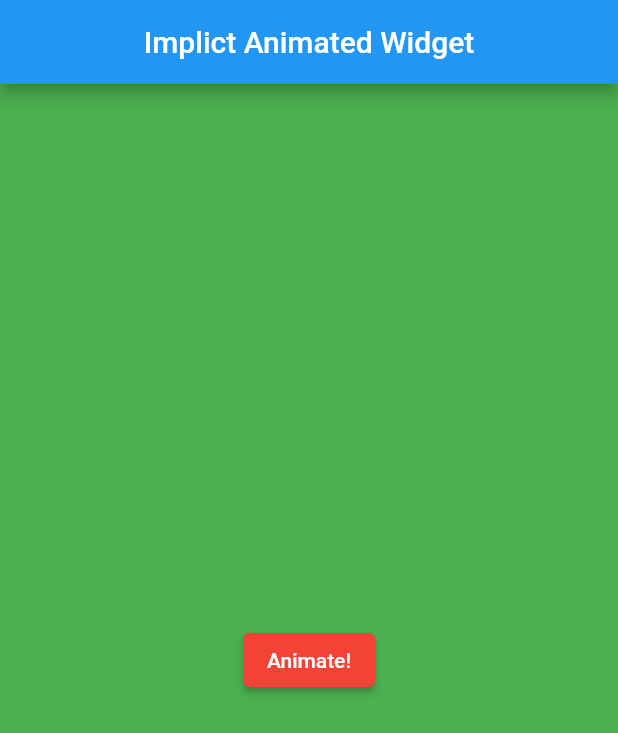
After one commit to ak19992017/mysample, a Flutter app: the MyImplictAnimatedWidget screen opened directly, after a tap on "Animate!", on a phone screen of 412 x 824 dp. The commit adds this screen. Shown: the top 733 px of the screen. Run offline on Flutter 3.47's test engine with Material 2 defaults, Android fonts, the phone set to English and light mode, and no system bars.

Commit message:
animation

```diff
--- a/lib/main.dart
+++ b/lib/main.dart
@@ -1,10 +1,14 @@
 import 'package:flutter/material.dart';
+import 'package:mysample/widgets/basic_animation/basic_animation.dart';
 import 'package:mysample/widgets/bottom_navigation_bar/bottom_navigation_bar.dart';
 import 'package:mysample/widgets/drawer/drawer.dart';
 import 'package:mysample/widgets/floating_action_button/floating_action_button.dart';
 import 'package:mysample/widgets/gradient/gradient.dart';
+import 'package:mysample/widgets/implict_animation_widget/implict_animation_widget.dart';
 import 'package:mysample/widgets/navigation_rail/navigation_rail.dart';
+import 'package:mysample/widgets/staggered_animation/staggered_animation.dart';
 import 'package:mysample/widgets/stopwatch/stopwatch.dart';
+import 'package:mysample/widgets/tween_chaining/tween_chaining.dart';
 
 void main() => runApp(const MyApp());
 
@@ -30,8 +34,18 @@ class MyApp extends StatelessWidget {
                   title: 'Naviagtion Rail', widget: MyNavigationRail()),
               ButtonAndWidget(title: 'Drawer', widget: MyDrawer()),
               ButtonAndWidget(title: 'Gradient', widget: MyGradient()),
-              ButtonAndWidget(title: 'StopWatch', widget: MyStopWatch()),
+              ButtonAndWidget(title: '🔥StopWatch🔥', widget: MyStopWatch()),
               ButtonAndWidget(title: 'FAB', widget: MyFloatingActionButton()),
+              ButtonAndWidget(
+                  title: '1.Basic Animation', widget: MyBasicAnimation()),
+              ButtonAndWidget(
+                  title: '2.Implict Animation Widget',
+                  widget: MyImplictAnimatedWidget()),
+              ButtonAndWidget(
+                  title: '3.Staggered Animation',
+                  widget: MyStaggeredAnimation()),
+              ButtonAndWidget(
+                  title: '4.Tween chaining', widget: MyTweenChaining())
             ],
           ),
         ),
--- /dev/null
+++ b/lib/widgets/implict_animation_widget/implict_animation_widget.dart
@@ -0,0 +1,62 @@
+import 'package:flutter/material.dart';
+
+class MyImplictAnimatedWidget extends StatefulWidget {
+  const MyImplictAnimatedWidget({Key? key}) : super(key: key);
+
+  @override
+  _MyImplictAnimatedWidgetState createState() =>
+      _MyImplictAnimatedWidgetState();
+}
+
+class _MyImplictAnimatedWidgetState extends State<MyImplictAnimatedWidget> {
+  var color = Colors.blue;
+  var height = 100.0;
+  var width = 100.0;
+
+  @override
+  Widget build(BuildContext context) {
+    return Scaffold(
+      appBar: AppBar(
+        title: Text('Implict Animated Widget'),
+        centerTitle: true,
+      ),
+      body: Center(
+        child: Stack(
+          alignment: AlignmentDirectional.center,
+          children: [
+            AnimatedContainer(
+              duration: Duration(seconds: 1),
+              color: color,
+              height: height,
+              width: width,
+            ),
+            ElevatedButton(
+              onPressed: () {
+                if (color == Colors.green) {
+                  setState(() {
+                    color = Colors.blue;
+                    height = 100.0;
+                    width = 100.0;
+                  });
+                } else {
+                  setState(() {
+                    color = Colors.green;
+                    height = MediaQuery.of(context).size.height;
+                    width = MediaQuery.of(context).size.width;
+                  });
+                }
+              },
+              child: Text(
+                "Animate!",
+                style: TextStyle(color: Colors.white),
+              ),
+              style: ButtonStyle(
+                backgroundColor: MaterialStateProperty.all(Colors.red),
+              ),
+            ),
+          ],
+        ),
+      ),
+    );
+  }
+}
```
Also changed, not shown: lib/widgets/basic_animation/basic_animation.dart (added, +67 -0 lines), lib/widgets/staggered_animation/staggered_animation.dart (added, +64 -0 lines), lib/widgets/tween_chaining/tween_chaining.dart (added, +20 -0 lines), 1 other file.
